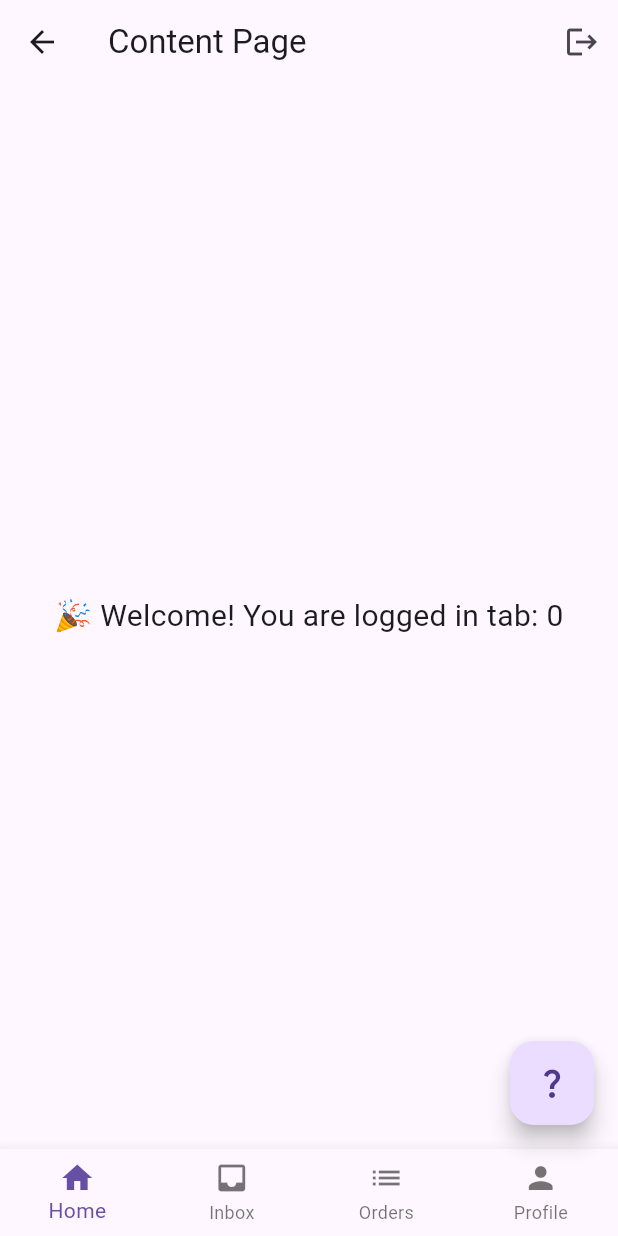
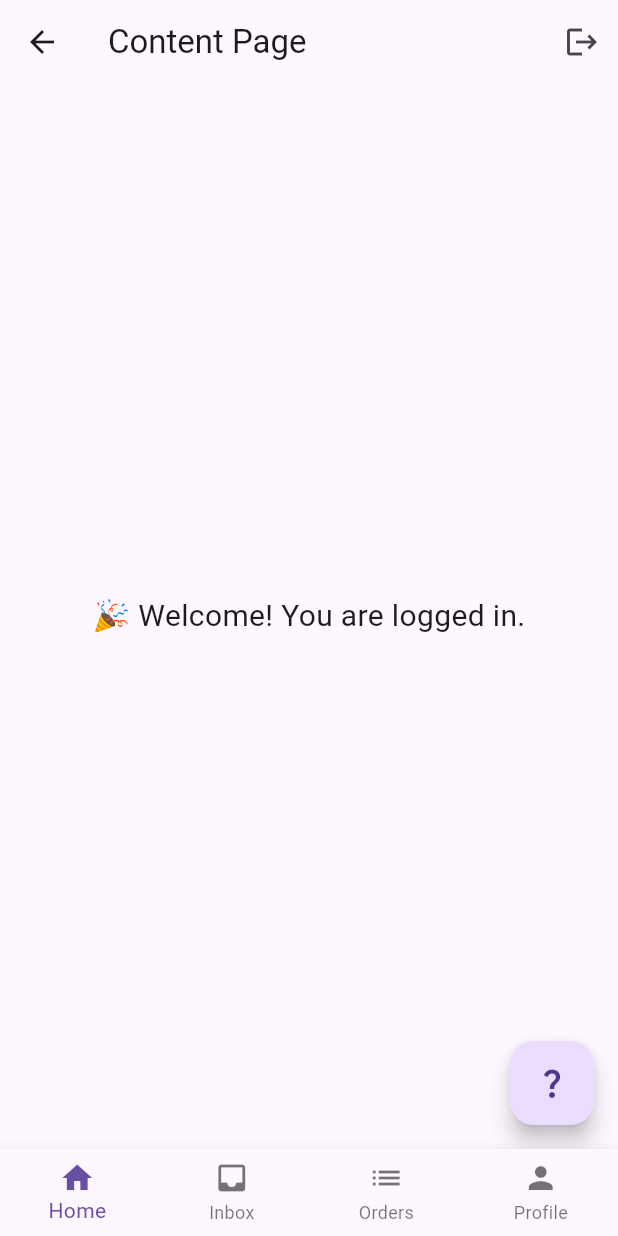
Before and after one commit to jamewk/flutter-demo, a Flutter app: the ContentPage screen opened by its route, on a phone screen of 412 x 824 dp. Run offline on Flutter 3.47's test engine with Material 3 defaults, Android fonts, the phone set to English and light mode, and no system bars.

Commit message:
feat: add layout

```diff
--- a/lib/features/content/content_page.dart
+++ b/lib/features/content/content_page.dart
@@ -1,6 +1,5 @@
+import 'package:demo/features/home/home_page.dart';
 import 'package:flutter/material.dart';
-import '../../routes.dart';
-import '../../widgets/index.dart';
 
 class ContentPage extends StatefulWidget {
   const ContentPage({super.key});
@@ -10,33 +9,18 @@ class ContentPage extends StatefulWidget {
 }
 
 class _ContentPageState extends State<ContentPage> {
-  var currentTab = 0;
+  int currentTab = 0;
+  final List<Widget> _contents = <Widget>[
+    const HomePage(),
+    Text("Inbox", style: const TextStyle(fontSize: 20)),
+    Text("Orders", style: const TextStyle(fontSize: 20)),
+    Text("Profile", style: const TextStyle(fontSize: 20)),
+  ];
 
   @override
   Widget build(BuildContext context) {
     return Scaffold(
-      appBar: AppBar(
-        title: const Text("Content Page"),
-        actions: [
-          IconButton(
-            icon: const Icon(Icons.logout),
-            onPressed: () {
-              Navigator.pushReplacementNamed(context, Routes.login);
-            },
-          ),
-        ],
-      ),
-      floatingActionButton: Builder(
-        builder: (context) {
-          return DialogExample();
-        },
-      ),
-      body: Center(
-        child: Text(
-          '🎉 Welcome! You are logged in tab: $currentTab',
-          style: const TextStyle(fontSize: 20),
-        ),
-      ),
+      body: Center(child: _contents.elementAt(currentTab)),
       bottomNavigationBar: BottomNavigationBar(
         onTap: (value) {
           currentTab = value;
--- /dev/null
+++ b/lib/features/home/home_page.dart
@@ -0,0 +1,40 @@
+import 'package:flutter/material.dart';
+import '../../routes.dart';
+import '../../widgets/index.dart';
+
+class HomePage extends StatefulWidget {
+  const HomePage({super.key});
+
+  @override
+  State<HomePage> createState() => _HomePageState();
+}
+
+class _HomePageState extends State<HomePage> {
+  @override
+  Widget build(BuildContext context) {
+    return Scaffold(
+      appBar: AppBar(
+        title: const Text("Content Page"),
+        actions: [
+          IconButton(
+            icon: const Icon(Icons.logout),
+            onPressed: () {
+              Navigator.pushReplacementNamed(context, Routes.login);
+            },
+          ),
+        ],
+      ),
+      body: Center(
+        child: Text(
+          '🎉 Welcome! You are logged in.',
+          style: const TextStyle(fontSize: 20),
+        ),
+      ),
+      floatingActionButton: Builder(
+        builder: (context) {
+          return DialogExample();
+        },
+      ),
+    );
+  }
+}
```
